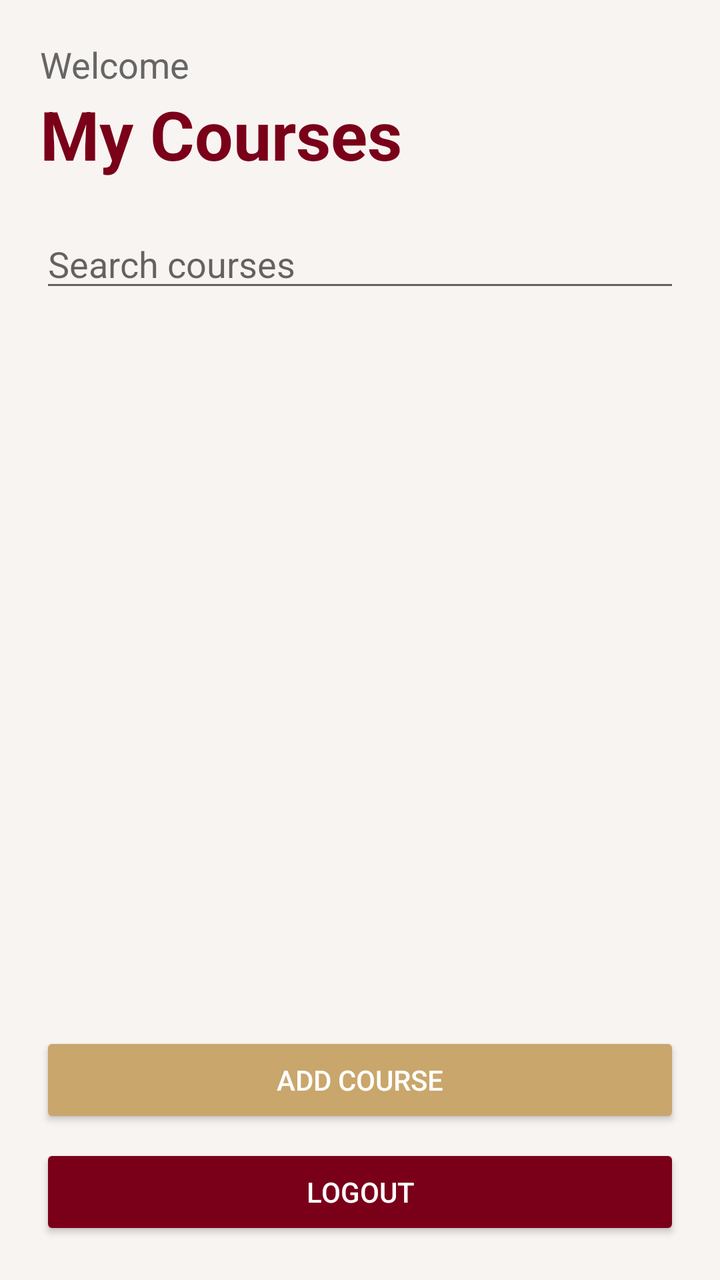
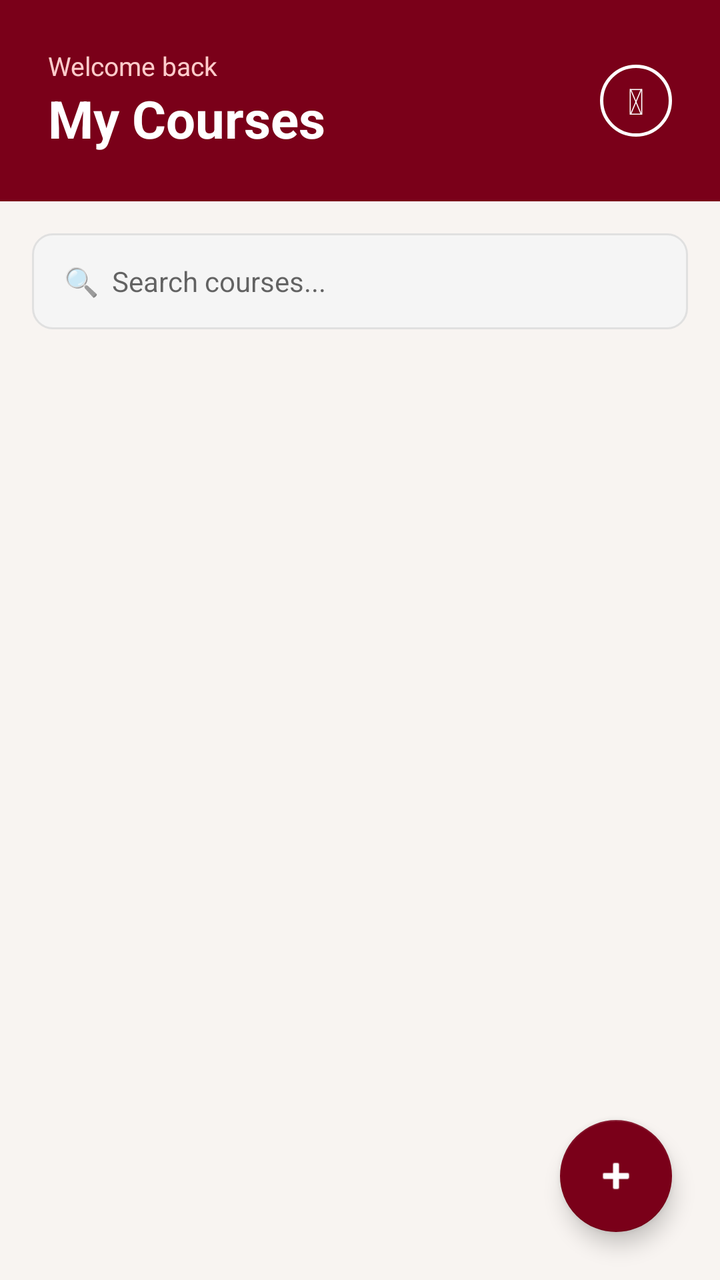

Screens rendered from an Android XML layout before and after an edit, with the pre-edit source and the edit as a unified diff.
<!-- AndroidManifest.xml: application theme Theme.AppCompat.Light.NoActionBar -->
<!-- res/layout/activity_courses.xml -->
<?xml version="1.0" encoding="utf-8"?>
<LinearLayout xmlns:android="http://schemas.android.com/apk/res/android"
    android:layout_width="match_parent"
    android:layout_height="match_parent"
    android:orientation="vertical"
    android:padding="20dp"
    android:background="#F8F4F1">

    <TextView
        android:id="@+id/txtWelcome"
        android:layout_width="wrap_content"
        android:layout_height="wrap_content"
        android:text="Welcome"
        android:textSize="18sp"
        android:textColor="#666666"/>

    <TextView
        android:layout_width="wrap_content"
        android:layout_height="wrap_content"
        android:text="My Courses"
        android:textSize="34sp"
        android:textStyle="bold"
        android:textColor="#7A0019"
        android:layout_marginBottom="20dp"/>

    <EditText
        android:id="@+id/searchBar"
        android:layout_width="match_parent"
        android:layout_height="wrap_content"
        android:hint="Search courses"
        android:layout_marginBottom="12dp"/>

    <ProgressBar
        android:id="@+id/progressBar"
        android:layout_width="wrap_content"
        android:layout_height="wrap_content"
        android:layout_gravity="center"
        android:visibility="gone"/>

    <androidx.recyclerview.widget.RecyclerView
        android:id="@+id/recyclerCourses"
        android:layout_width="match_parent"
        android:layout_height="0dp"
        android:layout_weight="1"/>

    <Button
        android:id="@+id/btnAddCourse"
        android:layout_width="match_parent"
        android:layout_height="wrap_content"
        android:text="Add Course"
        android:textColor="#FFFFFF"
        android:backgroundTint="#C9A66B"
        android:layout_marginTop="8dp"/>

    <Button
        android:id="@+id/btnLogout"
        android:layout_width="match_parent"
        android:layout_height="wrap_content"
        android:text="Logout"
        android:textColor="#FFFFFF"
        android:backgroundTint="#7A0019"
        android:layout_marginTop="8dp"/>

</LinearLayout>
<!-- resources referenced by this layout -->
<resources>

</resources>

<!-- the commit's change to res/layout/activity_courses.xml (unified diff, before → after) -->
@@ -1,64 +1,122 @@
 <?xml version="1.0" encoding="utf-8"?>
-<LinearLayout xmlns:android="http://schemas.android.com/apk/res/android"
+<androidx.coordinatorlayout.widget.CoordinatorLayout
+    xmlns:android="http://schemas.android.com/apk/res/android"
+    xmlns:app="http://schemas.android.com/apk/res-auto"
     android:layout_width="match_parent"
     android:layout_height="match_parent"
-    android:orientation="vertical"
-    android:padding="20dp"
     android:background="#F8F4F1">
 
-    <TextView
-        android:id="@+id/txtWelcome"
+    <LinearLayout
+        android:layout_width="match_parent"
+        android:layout_height="match_parent"
+        android:orientation="vertical">
+
+        
+        <LinearLayout
+            android:layout_width="match_parent"
+            android:layout_height="wrap_content"
+            android:background="#7A0019"
+            android:orientation="vertical"
+            android:padding="24dp"
+            android:paddingTop="40dp">
+
+            <LinearLayout
+                android:layout_width="match_parent"
+                android:layout_height="wrap_content"
+                android:orientation="horizontal"
+                android:gravity="center_vertical">
+
+                <LinearLayout
+                    android:layout_width="0dp"
+                    android:layout_height="wrap_content"
+                    android:layout_weight="1"
+                    android:orientation="vertical">
+
+                    <TextView
+                        android:id="@+id/txtWelcome"
+                        android:layout_width="wrap_content"
+                        android:layout_height="wrap_content"
+                        android:text="Welcome back"
+                        android:textColor="#FFCCCC"
+                        android:textSize="13sp"/>
+
+                    <TextView
+                        android:layout_width="wrap_content"
+                        android:layout_height="wrap_content"
+                        android:text="My Courses"
+                        android:textColor="#FFFFFF"
+                        android:textSize="26sp"
+                        android:textStyle="bold"/>
+
+                </LinearLayout>
+
+                
+                <TextView
+                    android:id="@+id/btnLogout"
+                    android:layout_width="36dp"
+                    android:layout_height="36dp"
+                    android:text="⏻"
+                    android:textSize="18sp"
+                    android:textColor="#FFFFFF"
+                    android:gravity="center"
+                    android:background="@drawable/circle_white_outline"
+                    android:textStyle="bold"/>
+
+            </LinearLayout>
+
+        </LinearLayout>
+
+        
+        <LinearLayout
+            android:layout_width="match_parent"
+            android:layout_height="wrap_content"
+            android:padding="16dp"
+            android:background="#F8F4F1">
+
+            <EditText
+                android:id="@+id/searchBar"
+                android:layout_width="match_parent"
+                android:layout_height="48dp"
+                android:background="@drawable/input_rounded"
+                android:hint="🔍  Search courses..."
+                android:paddingStart="16dp"
+                android:paddingEnd="16dp"
+                android:textSize="14sp"
+                android:inputType="text"/>
+
+        </LinearLayout>
+
+        
+        <ProgressBar
+            android:id="@+id/progressBar"
+            android:layout_width="wrap_content"
+            android:layout_height="wrap_content"
+            android:layout_gravity="center"
+            android:visibility="gone"/>
+
+        
+        <androidx.recyclerview.widget.RecyclerView
+            android:id="@+id/recyclerCourses"
+            android:layout_width="match_parent"
+            android:layout_height="0dp"
+            android:layout_weight="1"
+            android:paddingStart="16dp"
+            android:paddingEnd="16dp"
+            android:paddingTop="8dp"
+            android:clipToPadding="false"/>
+
+    </LinearLayout>
+
+    
+    <com.google.android.material.floatingactionbutton.FloatingActionButton
+        android:id="@+id/btnAddCourse"
         android:layout_width="wrap_content"
         android:layout_height="wrap_content"
-        android:text="Welcome"
-        android:textSize="18sp"
-        android:textColor="#666666"/>
+        android:layout_gravity="bottom|end"
+        android:layout_margin="24dp"
+        android:contentDescription="Add Course"
+        app:backgroundTint="#7A0019"
+        app:tint="#FFFFFF"
+        android:src="@android:drawable/ic_input_add"/>
 
-    <TextView
-        android:layout_width="wrap_content"
-        android:layout_height="wrap_content"
-        android:text="My Courses"
-        android:textSize="34sp"
-        android:textStyle="bold"
-        android:textColor="#7A0019"
-        android:layout_marginBottom="20dp"/>
-
-    <EditText
-        android:id="@+id/searchBar"
-        android:layout_width="match_parent"
-        android:layout_height="wrap_content"
-        android:hint="Search courses"
-        android:layout_marginBottom="12dp"/>
-
-    <ProgressBar
-        android:id="@+id/progressBar"
-        android:layout_width="wrap_content"
-        android:layout_height="wrap_content"
-        android:layout_gravity="center"
-        android:visibility="gone"/>
-
-    <androidx.recyclerview.widget.RecyclerView
-        android:id="@+id/recyclerCourses"
-        android:layout_width="match_parent"
-        android:layout_height="0dp"
-        android:layout_weight="1"/>
-
-    <Button
-        android:id="@+id/btnAddCourse"
-        android:layout_width="match_parent"
-        android:layout_height="wrap_content"
-        android:text="Add Course"
-        android:textColor="#FFFFFF"
-        android:backgroundTint="#C9A66B"
-        android:layout_marginTop="8dp"/>
-
-    <Button
-        android:id="@+id/btnLogout"
-        android:layout_width="match_parent"
-        android:layout_height="wrap_content"
-        android:text="Logout"
-        android:textColor="#FFFFFF"
-        android:backgroundTint="#7A0019"
-        android:layout_marginTop="8dp"/>
-
-</LinearLayout>
+</androidx.coordinatorlayout.widget.CoordinatorLayout>
<!-- resource entries referenced after the edit -->
@@ -1,5 +1,19 @@
 <!-- resources referenced by this layout -->
 <resources>
-
+  <!-- drawable circle_white_outline (drawable) -->
+  <?xml version="1.0" encoding="utf-8"?>
+  <shape xmlns:android="http://schemas.android.com/apk/res/android"
+      android:shape="oval">
+      <stroke android:width="1.5dp" android:color="#FFFFFF"/>
+      <solid android:color="#00000000"/>
+  </shape>
+  <!-- drawable input_rounded (drawable) -->
+  <?xml version="1.0" encoding="utf-8"?>
+  <shape xmlns:android="http://schemas.android.com/apk/res/android"
+      android:shape="rectangle">
+      <solid android:color="#F5F5F5"/>
+      <corners android:radius="10dp"/>
+      <stroke android:width="1dp" android:color="#E0E0E0"/>
+  </shape>
 </resources>
 
